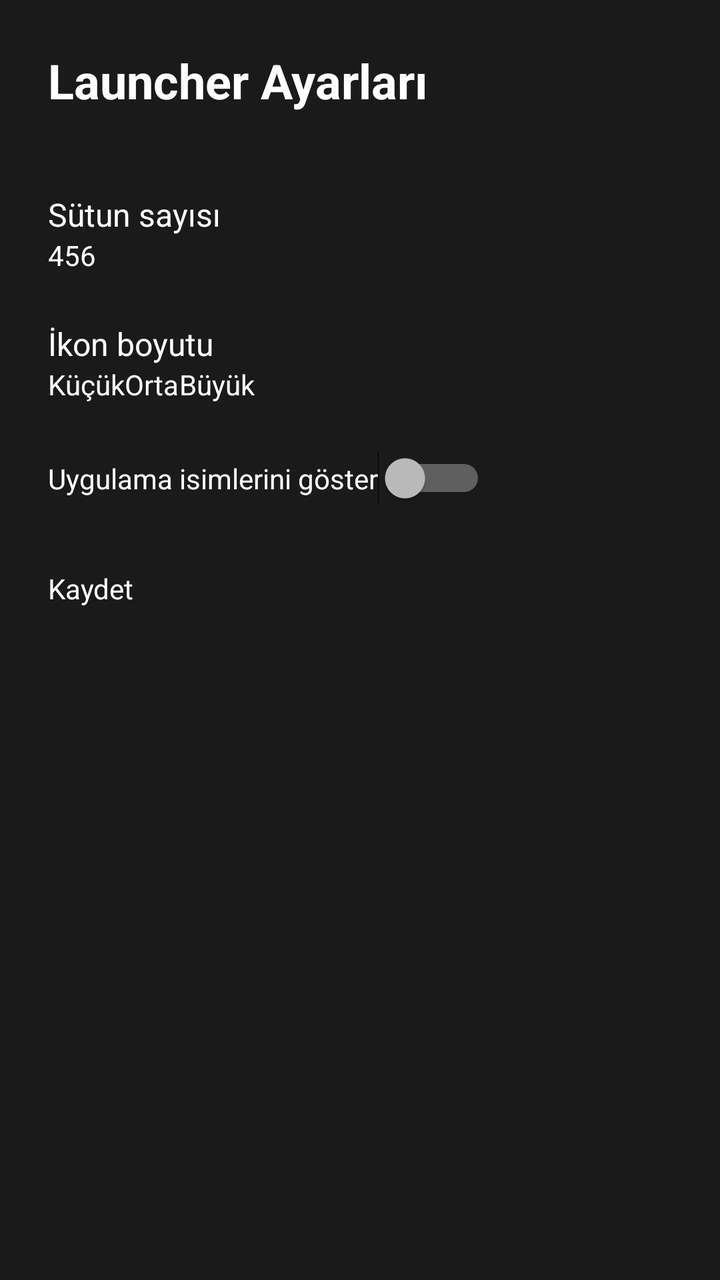
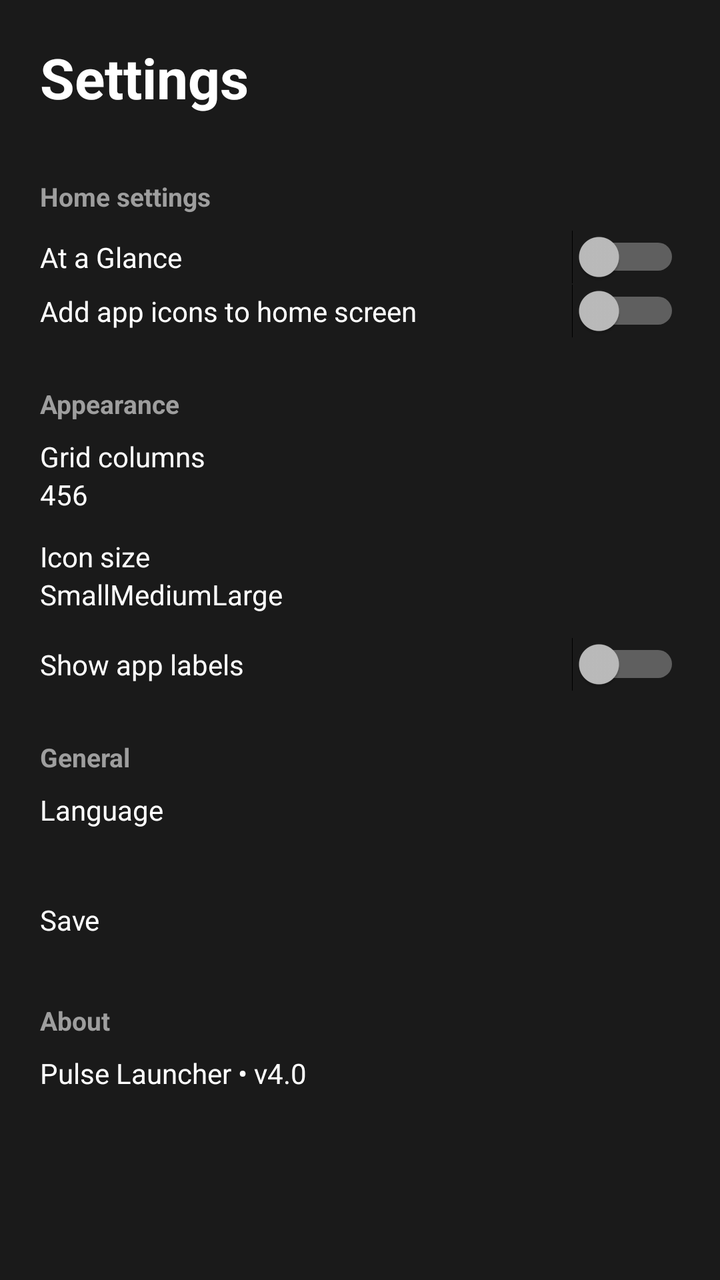

Compare the two renders of this Android layout. The source of the first and the diff that turns it into the second are given below.
<!-- AndroidManifest.xml: activity theme Theme.Pulse.Settings -->
<!-- res/layout/activity_settings.xml -->
<?xml version="1.0" encoding="utf-8"?>
<ScrollView xmlns:android="http://schemas.android.com/apk/res/android"
    android:layout_width="match_parent"
    android:layout_height="match_parent"
    android:background="#1A1A1A">

    <LinearLayout
        android:layout_width="match_parent"
        android:layout_height="wrap_content"
        android:orientation="vertical"
        android:padding="24dp">

        <TextView
            android:text="Launcher Ayarları"
            android:textSize="24sp"
            android:textColor="#FFFFFF"
            android:textStyle="bold"
            android:layout_marginBottom="24dp"
            android:layout_width="wrap_content"
            android:layout_height="wrap_content"/>

        <TextView
            android:text="Sütun sayısı"
            android:textColor="#FFFFFF"
            android:textSize="16sp"
            android:layout_marginTop="16dp"
            android:layout_width="wrap_content"
            android:layout_height="wrap_content"/>

        <RadioGroup
            android:id="@+id/columnGroup"
            android:orientation="horizontal"
            android:layout_width="wrap_content"
            android:layout_height="wrap_content">
            <RadioButton android:id="@+id/col4" android:text="4" android:textColor="#FFFFFF" android:layout_width="wrap_content" android:layout_height="wrap_content"/>
            <RadioButton android:id="@+id/col5" android:text="5" android:textColor="#FFFFFF" android:layout_width="wrap_content" android:layout_height="wrap_content"/>
            <RadioButton android:id="@+id/col6" android:text="6" android:textColor="#FFFFFF" android:layout_width="wrap_content" android:layout_height="wrap_content"/>
        </RadioGroup>

        <TextView
            android:text="İkon boyutu"
            android:textColor="#FFFFFF"
            android:textSize="16sp"
            android:layout_marginTop="24dp"
            android:layout_width="wrap_content"
            android:layout_height="wrap_content"/>

        <RadioGroup
            android:id="@+id/sizeGroup"
            android:orientation="horizontal"
            android:layout_width="wrap_content"
            android:layout_height="wrap_content">
            <RadioButton android:id="@+id/sizeSmall" android:text="Küçük" android:textColor="#FFFFFF" android:layout_width="wrap_content" android:layout_height="wrap_content"/>
            <RadioButton android:id="@+id/sizeMedium" android:text="Orta" android:textColor="#FFFFFF" android:layout_width="wrap_content" android:layout_height="wrap_content"/>
            <RadioButton android:id="@+id/sizeLarge" android:text="Büyük" android:textColor="#FFFFFF" android:layout_width="wrap_content" android:layout_height="wrap_content"/>
        </RadioGroup>

        <Switch
            android:id="@+id/showLabels"
            android:text="Uygulama isimlerini göster"
            android:textColor="#FFFFFF"
            android:layout_marginTop="24dp"
            android:layout_width="wrap_content"
            android:layout_height="wrap_content"/>

        <Button
            android:id="@+id/saveBtn"
            android:text="Kaydet"
            android:layout_marginTop="32dp"
            android:layout_width="match_parent"
            android:layout_height="wrap_content"/>

    </LinearLayout>
</ScrollView>
<!-- resources referenced by this layout -->
<resources>
  <style name="Theme.Pulse.Settings" parent="android:Theme.Material.NoActionBar">
          <item name="android:windowBackground">#1A1A1A</item>
          <item name="android:statusBarColor">#1A1A1A</item>
          <item name="android:navigationBarColor">#1A1A1A</item>
      </style>
</resources>

<!-- the commit's change to res/layout/activity_settings.xml (unified diff, before → after) -->
@@ -8,22 +8,56 @@
         android:layout_width="match_parent"
         android:layout_height="wrap_content"
         android:orientation="vertical"
-        android:padding="24dp">
+        android:padding="20dp">
 
         <TextView
-            android:text="Launcher Ayarları"
-            android:textSize="24sp"
+            android:text="@string/settings_title"
+            android:textSize="28sp"
             android:textColor="#FFFFFF"
             android:textStyle="bold"
             android:layout_marginBottom="24dp"
             android:layout_width="wrap_content"
             android:layout_height="wrap_content"/>
 
+        
         <TextView
-            android:text="Sütun sayısı"
+            android:text="@string/home_settings"
+            android:textColor="#9E9E9E"
+            android:textSize="13sp"
+            android:textStyle="bold"
+            android:layout_marginTop="8dp"
+            android:layout_marginBottom="8dp"
+            android:layout_width="wrap_content"
+            android:layout_height="wrap_content"/>
+
+        <Switch
+            android:id="@+id/glanceSwitch"
+            android:text="@string/at_a_glance"
             android:textColor="#FFFFFF"
-            android:textSize="16sp"
-            android:layout_marginTop="16dp"
+            android:layout_width="match_parent"
+            android:layout_height="wrap_content"/>
+
+        <Switch
+            android:id="@+id/addIconsSwitch"
+            android:text="@string/add_icons_home"
+            android:textColor="#FFFFFF"
+            android:layout_width="match_parent"
+            android:layout_height="wrap_content"/>
+
+        
+        <TextView
+            android:text="@string/appearance"
+            android:textColor="#9E9E9E"
+            android:textSize="13sp"
+            android:textStyle="bold"
+            android:layout_marginTop="24dp"
+            android:layout_marginBottom="8dp"
+            android:layout_width="wrap_content"
+            android:layout_height="wrap_content"/>
+
+        <TextView
+            android:text="@string/grid_columns"
+            android:textColor="#FFFFFF"
             android:layout_width="wrap_content"
             android:layout_height="wrap_content"/>
 
@@ -38,10 +72,9 @@
         </RadioGroup>
 
         <TextView
-            android:text="İkon boyutu"
+            android:text="@string/icon_size"
             android:textColor="#FFFFFF"
-            android:textSize="16sp"
-            android:layout_marginTop="24dp"
+            android:layout_marginTop="12dp"
             android:layout_width="wrap_content"
             android:layout_height="wrap_content"/>
 
@@ -50,25 +83,66 @@
             android:orientation="horizontal"
             android:layout_width="wrap_content"
             android:layout_height="wrap_content">
-            <RadioButton android:id="@+id/sizeSmall" android:text="Küçük" android:textColor="#FFFFFF" android:layout_width="wrap_content" android:layout_height="wrap_content"/>
-            <RadioButton android:id="@+id/sizeMedium" android:text="Orta" android:textColor="#FFFFFF" android:layout_width="wrap_content" android:layout_height="wrap_content"/>
-            <RadioButton android:id="@+id/sizeLarge" android:text="Büyük" android:textColor="#FFFFFF" android:layout_width="wrap_content" android:layout_height="wrap_content"/>
+            <RadioButton android:id="@+id/sizeSmall" android:text="@string/size_small" android:textColor="#FFFFFF" android:layout_width="wrap_content" android:layout_height="wrap_content"/>
+            <RadioButton android:id="@+id/sizeMedium" android:text="@string/size_medium" android:textColor="#FFFFFF" android:layout_width="wrap_content" android:layout_height="wrap_content"/>
+            <RadioButton android:id="@+id/sizeLarge" android:text="@string/size_large" android:textColor="#FFFFFF" android:layout_width="wrap_content" android:layout_height="wrap_content"/>
         </RadioGroup>
 
         <Switch
-            android:id="@+id/showLabels"
-            android:text="Uygulama isimlerini göster"
+            android:id="@+id/labelsSwitch"
+            android:text="@string/show_labels"
             android:textColor="#FFFFFF"
+            android:layout_marginTop="12dp"
+            android:layout_width="match_parent"
+            android:layout_height="wrap_content"/>
+
+        
+        <TextView
+            android:text="@string/general"
+            android:textColor="#9E9E9E"
+            android:textSize="13sp"
+            android:textStyle="bold"
             android:layout_marginTop="24dp"
+            android:layout_marginBottom="8dp"
             android:layout_width="wrap_content"
             android:layout_height="wrap_content"/>
 
+        <TextView
+            android:text="@string/language"
+            android:textColor="#FFFFFF"
+            android:layout_width="wrap_content"
+            android:layout_height="wrap_content"/>
+
+        <Spinner
+            android:id="@+id/langSpinner"
+            android:layout_width="match_parent"
+            android:layout_height="wrap_content"
+            android:layout_marginTop="4dp"/>
+
+        
         <Button
             android:id="@+id/saveBtn"
-            android:text="Kaydet"
+            android:text="Save"
             android:layout_marginTop="32dp"
             android:layout_width="match_parent"
             android:layout_height="wrap_content"/>
 
+        
+        <TextView
+            android:text="@string/about"
+            android:textColor="#9E9E9E"
+            android:textSize="13sp"
+            android:textStyle="bold"
+            android:layout_marginTop="32dp"
+            android:layout_marginBottom="8dp"
+            android:layout_width="wrap_content"
+            android:layout_height="wrap_content"/>
+
+        <TextView
+            android:text="Pulse Launcher • v4.0"
+            android:textColor="#FFFFFF"
+            android:layout_width="wrap_content"
+            android:layout_height="wrap_content"/>
+
     </LinearLayout>
 </ScrollView>
<!-- resource entries referenced after the edit -->
@@ -1,5 +1,19 @@
 <!-- resources referenced by this layout -->
 <resources>
+  <string name="about">About</string>
+  <string name="add_icons_home">Add app icons to home screen</string>
+  <string name="appearance">Appearance</string>
+  <string name="at_a_glance">At a Glance</string>
+  <string name="general">General</string>
+  <string name="grid_columns">Grid columns</string>
+  <string name="home_settings">Home settings</string>
+  <string name="icon_size">Icon size</string>
+  <string name="language">Language</string>
+  <string name="settings_title">Settings</string>
+  <string name="show_labels">Show app labels</string>
+  <string name="size_large">Large</string>
+  <string name="size_medium">Medium</string>
+  <string name="size_small">Small</string>
   <style name="Theme.Pulse.Settings" parent="android:Theme.Material.NoActionBar">
           <item name="android:windowBackground">#1A1A1A</item>
           <item name="android:statusBarColor">#1A1A1A</item>
